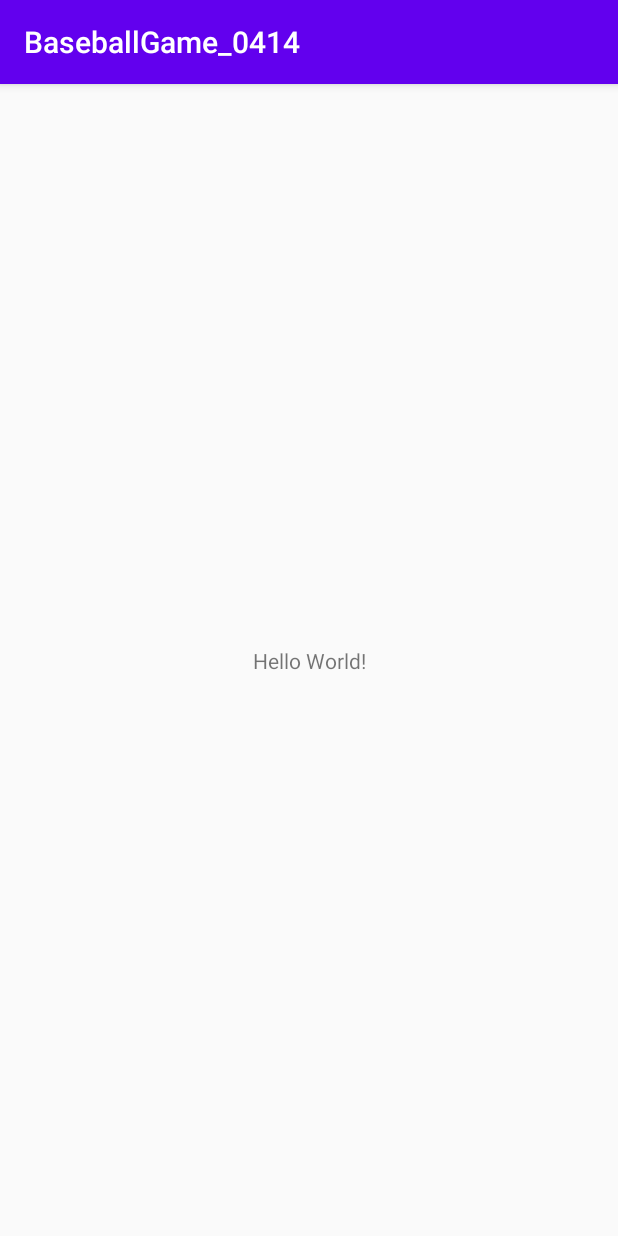
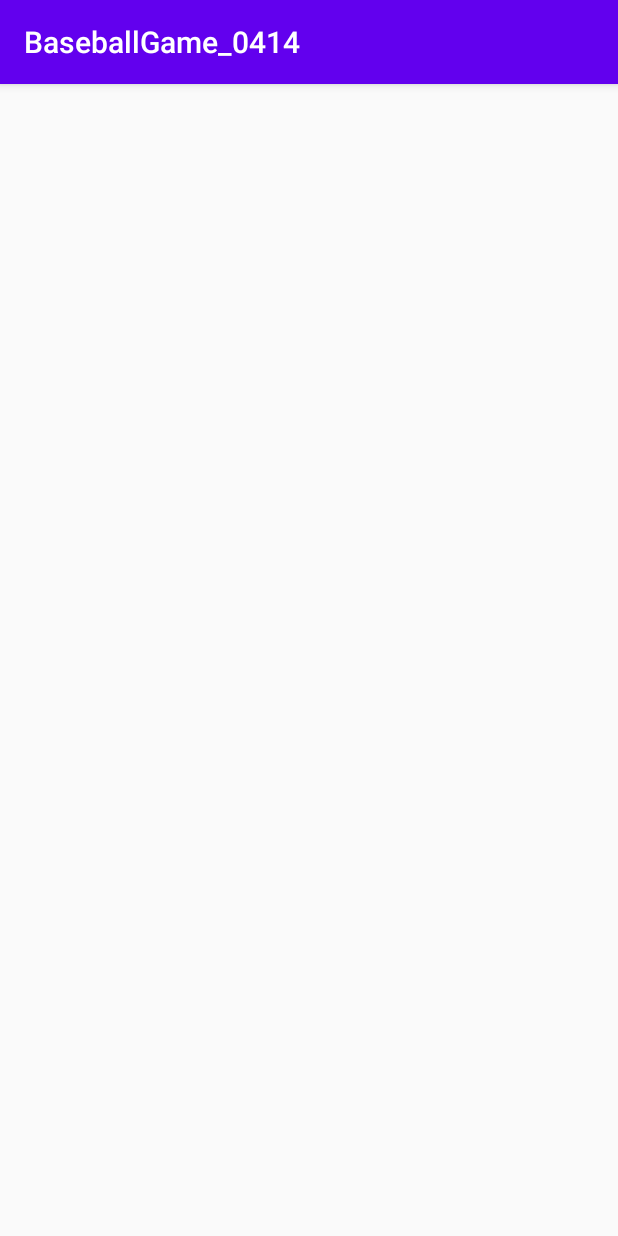
Before and after one commit to oasis99797/BaseballGame_0414, an Android app: the screen it shows after launch (MainActivity), on a phone screen of 412 x 824 dp. Run offline under Robolectric (Android 15) with nearby library versions, the phone set to English and light mode, and no system bars.

Commit message:
데이터클래스 생성

```diff
--- /dev/null
+++ b/app/src/main/java/com/bklee/baseballgame_0414/BaseActivity.kt
@@ -0,0 +1,12 @@
+package com.bklee.baseballgame_0414
+
+import androidx.appcompat.app.AppCompatActivity
+
+abstract class BaseActivity : AppCompatActivity() {
+
+    val mContext = this
+
+    abstract fun setupEvents()
+    abstract fun setValues()
+
+}
--- a/app/src/main/java/com/bklee/baseballgame_0414/MainActivity.kt
+++ b/app/src/main/java/com/bklee/baseballgame_0414/MainActivity.kt
@@ -3,10 +3,22 @@ package com.bklee.baseballgame_0414
 import androidx.appcompat.app.AppCompatActivity
 import android.os.Bundle
 
-class MainActivity : AppCompatActivity() {
+class MainActivity : BaseActivity() {
 
     override fun onCreate(savedInstanceState: Bundle?) {
         super.onCreate(savedInstanceState)
         setContentView(R.layout.activity_main)
+        setupEvents()
+        setValues()
     }
+
+
+    override fun setupEvents() {
+
+    }
+
+    override fun setValues() {
+
+    }
+
 }
--- /dev/null
+++ b/app/src/main/java/com/bklee/baseballgame_0414/datas/Chat.kt
@@ -0,0 +1,8 @@
+package com.bklee.baseballgame_0414.datas
+
+class Chat (content:String, who:String) {
+
+    val content = content
+    val speaker = who // USER or COMPUTER
+
+}
--- a/app/src/main/res/layout/activity_main.xml
+++ b/app/src/main/res/layout/activity_main.xml
@@ -1,18 +1,11 @@
 <?xml version="1.0" encoding="utf-8"?>
-<androidx.constraintlayout.widget.ConstraintLayout xmlns:android="http://schemas.android.com/apk/res/android"
+<LinearLayout xmlns:android="http://schemas.android.com/apk/res/android"
     xmlns:app="http://schemas.android.com/apk/res-auto"
     xmlns:tools="http://schemas.android.com/tools"
     android:layout_width="match_parent"
     android:layout_height="match_parent"
     tools:context=".MainActivity">
 
-    <TextView
-        android:layout_width="wrap_content"
-        android:layout_height="wrap_content"
-        android:text="Hello World!"
-        app:layout_constraintBottom_toBottomOf="parent"
-        app:layout_constraintLeft_toLeftOf="parent"
-        app:layout_constraintRight_toRightOf="parent"
-        app:layout_constraintTop_toTopOf="parent" />
 
-</androidx.constraintlayout.widget.ConstraintLayout>
+
+</LinearLayout>
```
